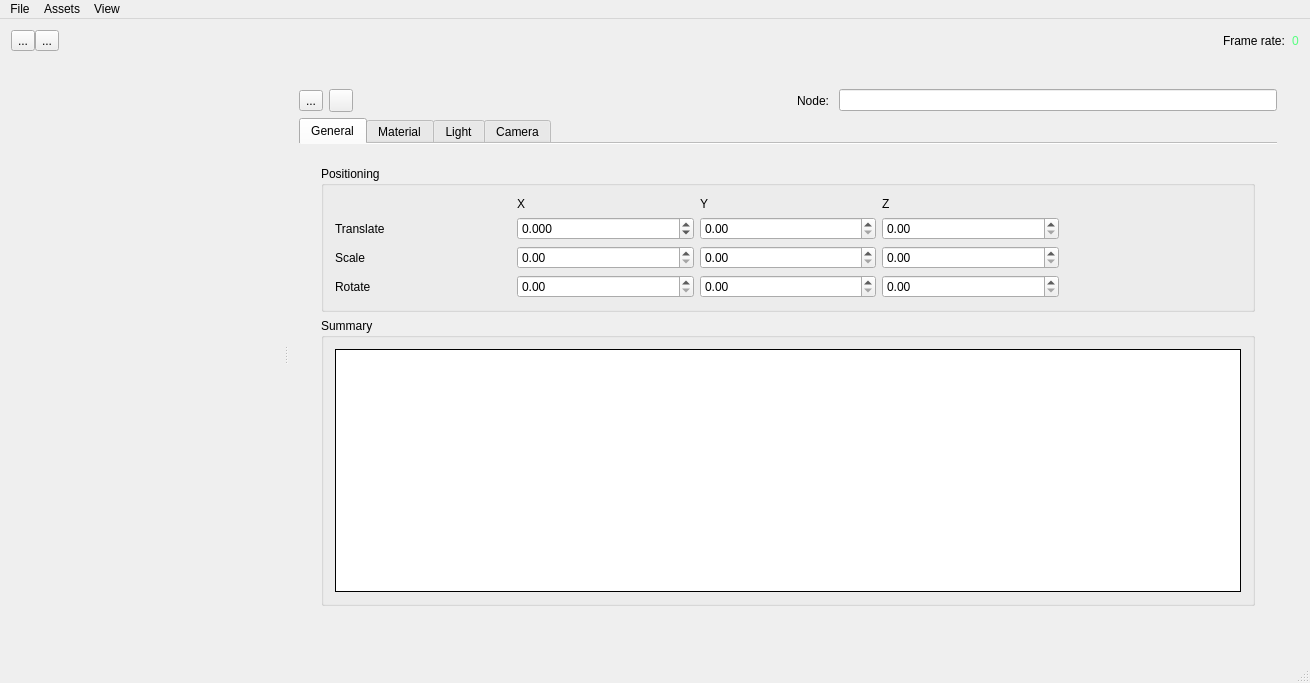
Qt form gui/window.ui (Toeplitz/poll_gl) before a commit.
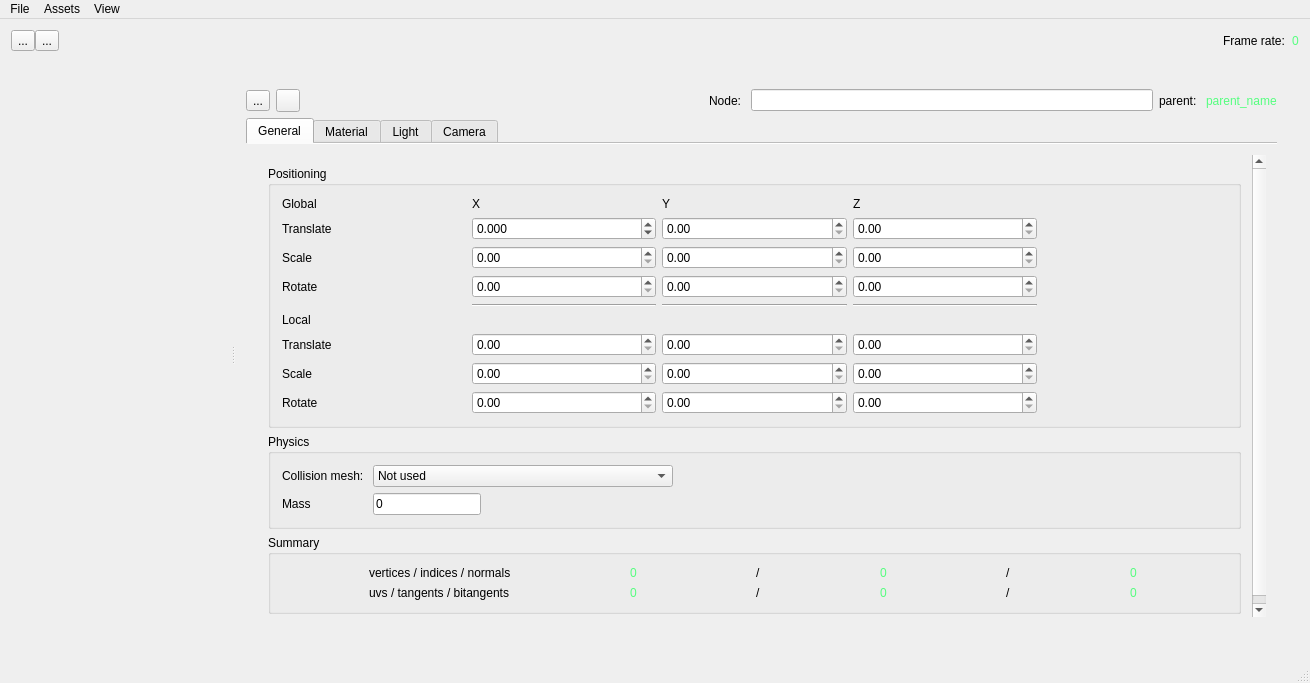
The same form after that commit. Icons and pictures are not drawn. Custom widgets are drawn as their Qt base class.

The edit to the form file:
```diff
--- a/gui/window.ui
+++ b/gui/window.ui
@@ -522,6 +522,23 @@
                <item>
                 <widget class="QLineEdit" name="ledit_node_name"/>
                </item>
+               <item>
+                <widget class="QLabel" name="label_10">
+                 <property name="text">
+                  <string>parent: </string>
+                 </property>
+                </widget>
+               </item>
+               <item>
+                <widget class="QLabel" name="label_11">
+                 <property name="styleSheet">
+                  <string notr="true">color: rgb(85, 255, 127);</string>
+                 </property>
+                 <property name="text">
+                  <string>parent_name</string>
+                 </property>
+                </widget>
+               </item>
               </layout>
              </item>
              <item>
@@ -555,6 +572,12 @@
                 <layout class="QVBoxLayout" name="verticalLayout_5">
                  <item>
                   <widget class="QScrollArea" name="scrollArea">
+                   <property name="sizePolicy">
+                    <sizepolicy hsizetype="MinimumExpanding" vsizetype="Preferred">
+                     <horstretch>0</horstretch>
+                     <verstretch>0</verstretch>
+                    </sizepolicy>
+                   </property>
                    <property name="contextMenuPolicy">
                     <enum>Qt::CustomContextMenu</enum>
                    </property>
@@ -567,6 +590,9 @@
                    <property name="lineWidth">
                     <number>0</number>
                    </property>
+                   <property name="verticalScrollBarPolicy">
+                    <enum>Qt::ScrollBarAlwaysOn</enum>
+                   </property>
                    <property name="widgetResizable">
                     <bool>true</bool>
                    </property>
@@ -574,11 +600,17 @@
                     <property name="geometry">
                      <rect>
                       <x>0</x>
-                      <y>0</y>
-                      <width>967</width>
-                      <height>454</height>
+                      <y>-43</y>
+                      <width>948</width>
+                      <height>497</height>
                      </rect>
                     </property>
+                    <property name="sizePolicy">
+                     <sizepolicy hsizetype="Preferred" vsizetype="Preferred">
+                      <horstretch>0</horstretch>
+                      <verstretch>0</verstretch>
+                     </sizepolicy>
+                    </property>
                     <property name="autoFillBackground">
                      <bool>true</bool>
                     </property>
@@ -598,41 +630,13 @@
                         <string>Positioning</string>
                        </property>
                        <layout class="QGridLayout" name="gridLayout">
-                        <item row="3" column="1">
-                         <widget class="QDoubleSpinBox" name="doubleSpinBox_7"/>
-                        </item>
-                        <item row="1" column="3">
-                         <widget class="QDoubleSpinBox" name="spin_translate_z"/>
-                        </item>
-                        <item row="3" column="0">
-                         <widget class="QLabel" name="label_4">
-                          <property name="text">
-                           <string>Rotate</string>
+                        <item row="4" column="1">
+                         <widget class="Line" name="line">
+                          <property name="orientation">
+                           <enum>Qt::Horizontal</enum>
                           </property>
                          </widget>
                         </item>
-                        <item row="3" column="2">
-                         <widget class="QDoubleSpinBox" name="doubleSpinBox_8"/>
-                        </item>
-                        <item row="2" column="2">
-                         <widget class="QDoubleSpinBox" name="doubleSpinBox_5"/>
-                        </item>
-                        <item row="2" column="3">
-                         <widget class="QDoubleSpinBox" name="doubleSpinBox_6"/>
-                        </item>
-                        <item row="1" column="2">
-                         <widget class="QDoubleSpinBox" name="spin_translate_y"/>
-                        </item>
-                        <item row="1" column="0">
-                         <widget class="QLabel" name="label_2">
-                          <property name="text">
-                           <string>Translate</string>
-                          </property>
-                         </widget>
-                        </item>
-                        <item row="2" column="1">
-                         <widget class="QDoubleSpinBox" name="doubleSpinBox_4"/>
-                        </item>
                         <item row="1" column="1">
                          <widget class="QDoubleSpinBox" name="spin_translate_x">
                           <property name="wrapping">
@@ -655,6 +659,41 @@
                           </property>
                          </widget>
                         </item>
+                        <item row="3" column="1">
+                         <widget class="QDoubleSpinBox" name="doubleSpinBox_7"/>
+                        </item>
+                        <item row="1" column="3">
+                         <widget class="QDoubleSpinBox" name="spin_translate_z"/>
+                        </item>
+                        <item row="3" column="0">
+                         <widget class="QLabel" name="label_4">
+                          <property name="text">
+                           <string>Rotate</string>
+                          </property>
+                         </widget>
+                        </item>
+                        <item row="3" column="2">
+                         <widget class="QDoubleSpinBox" name="doubleSpinBox_8"/>
+                        </item>
+                        <item row="2" column="2">
+                         <widget class="QDoubleSpinBox" name="doubleSpinBox_5"/>
+                        </item>
+                        <item row="1" column="0">
+                         <widget class="QLabel" name="label_2">
+                          <property name="text">
+                           <string>Translate</string>
+                          </property>
+                         </widget>
+                        </item>
+                        <item row="1" column="2">
+                         <widget class="QDoubleSpinBox" name="spin_translate_y"/>
+                        </item>
+                        <item row="2" column="3">
+                         <widget class="QDoubleSpinBox" name="doubleSpinBox_6"/>
+                        </item>
+                        <item row="2" column="1">
+                         <widget class="QDoubleSpinBox" name="doubleSpinBox_4"/>
+                        </item>
                         <item row="2" column="0">
                          <widget class="QLabel" name="label_3">
                           <property name="text">
@@ -662,6 +701,9 @@
                           </property>
                          </widget>
                         </item>
+                        <item row="3" column="3">
+                         <widget class="QDoubleSpinBox" name="doubleSpinBox_9"/>
+                        </item>
                         <item row="0" column="2">
                          <widget class="QLabel" name="label_6">
                           <property name="sizePolicy">
@@ -675,9 +717,6 @@
                           </property>
                          </widget>
                         </item>
-                        <item row="3" column="3">
-                         <widget class="QDoubleSpinBox" name="doubleSpinBox_9"/>
-                        </item>
                         <item row="0" column="1">
                          <widget class="QLabel" name="label_5">
                           <property name="text">
@@ -692,31 +731,352 @@
                           </property>
                          </widget>
                         </item>
+                        <item row="6" column="1">
+                         <widget class="QDoubleSpinBox" name="doubleSpinBox_16"/>
+                        </item>
+                        <item row="5" column="0">
+                         <widget class="QLabel" name="label_14">
+                          <property name="text">
+                           <string>Local</string>
+                          </property>
+                         </widget>
+                        </item>
+                        <item row="0" column="0">
+                         <widget class="QLabel" name="label_15">
+                          <property name="styleSheet">
+                           <string notr="true"/>
+                          </property>
+                          <property name="text">
+                           <string>Global</string>
+                          </property>
+                         </widget>
+                        </item>
+                        <item row="4" column="3">
+                         <widget class="Line" name="line_3">
+                          <property name="orientation">
+                           <enum>Qt::Horizontal</enum>
+                          </property>
+                         </widget>
+                        </item>
+                        <item row="4" column="2">
+                         <widget class="Line" name="line_2">
+                          <property name="orientation">
+                           <enum>Qt::Horizontal</enum>
+                          </property>
+                         </widget>
+                        </item>
+                        <item row="6" column="0">
+                         <widget class="QLabel" name="label_16">
+                          <property name="text">
+                           <string>Translate</string>
+                          </property>
+                         </widget>
+                        </item>
+                        <item row="4" column="0">
+                         <spacer name="verticalSpacer">
+                          <property name="orientation">
+                           <enum>Qt::Vertical</enum>
+                          </property>
+                          <property name="sizeHint" stdset="0">
+                           <size>
+                            <width>20</width>
+                            <height>40</height>
+                           </size>
+                          </property>
+                         </spacer>
+                        </item>
+                        <item row="6" column="3">
+                         <widget class="QDoubleSpinBox" name="doubleSpinBox_18"/>
+                        </item>
+                        <item row="6" column="2">
+                         <widget class="QDoubleSpinBox" name="doubleSpinBox_17"/>
+                        </item>
+                        <item row="7" column="0">
+                         <widget class="QLabel" name="label_17">
+                          <property name="text">
+                           <string>Scale</string>
+                          </property>
+                         </widget>
+                        </item>
+                        <item row="8" column="0">
+                         <widget class="QLabel" name="label_18">
+                          <property name="text">
+                           <string>Rotate</string>
+                          </property>
+                         </widget>
+                        </item>
+                        <item row="7" column="1">
+                         <widget class="QDoubleSpinBox" name="doubleSpinBox_19"/>
+                        </item>
+                        <item row="8" column="1">
+                         <widget class="QDoubleSpinBox" name="doubleSpinBox_20"/>
+                        </item>
+                        <item row="7" column="2">
+                         <widget class="QDoubleSpinBox" name="doubleSpinBox_21"/>
+                        </item>
+                        <item row="8" column="2">
+                         <widget class="QDoubleSpinBox" name="doubleSpinBox_22"/>
+                        </item>
+                        <item row="7" column="3">
+                         <widget class="QDoubleSpinBox" name="doubleSpinBox_23"/>
+                        </item>
+                        <item row="8" column="3">
+                         <widget class="QDoubleSpinBox" name="doubleSpinBox_24"/>
+                        </item>
+                       </layout>
+                      </widget>
+                     </item>
+                     <item>
+                      <widget class="QGroupBox" name="groupBox_3">
+                       <property name="title">
+                        <string>Physics</string>
+                       </property>
+                       <layout class="QFormLayout" name="formLayout">
+                        <property name="fieldGrowthPolicy">
+                         <enum>QFormLayout::AllNonFixedFieldsGrow</enum>
+                        </property>
+                        <item row="1" column="0">
+                         <widget class="QLabel" name="label_8">
+                          <property name="text">
+                           <string>Collision mesh: </string>
+                          </property>
+                         </widget>
+                        </item>
+                        <item row="1" column="1">
+                         <widget class="QComboBox" name="comboBox">
+                          <property name="sizePolicy">
+                           <sizepolicy hsizetype="Fixed" vsizetype="Fixed">
+                            <horstretch>0</horstretch>
+                            <verstretch>0</verstretch>
+                           </sizepolicy>
+                          </property>
+                          <property name="minimumSize">
+                           <size>
+                            <width>300</width>
+                            <height>0</height>
+                           </size>
+                          </property>
+                          <item>
+                           <property name="text">
+                            <string>Not used</string>
+                           </property>
+                          </item>
+                          <item>
+                           <property name="text">
+                            <string>Convex Hull</string>
+                           </property>
+                          </item>
+                          <item>
+                           <property name="text">
+                            <string>Box</string>
+                           </property>
+                          </item>
+                         </widget>
+                        </item>
+                        <item row="2" column="0">
+                         <widget class="QLabel" name="label_9">
+                          <property name="text">
+                           <string>Mass</string>
+                          </property>
+                         </widget>
+                        </item>
+                        <item row="2" column="1">
+                         <widget class="QLineEdit" name="lineEdit">
+                          <property name="sizePolicy">
+                           <sizepolicy hsizetype="Maximum" vsizetype="Fixed">
+                            <horstretch>0</horstretch>
+                            <verstretch>0</verstretch>
+                           </sizepolicy>
+                          </property>
+                          <property name="text">
+                           <string>0</string>
+                          </property>
+                         </widget>
+                        </item>
                        </layout>
                       </widget>
                      </item>
                      <item>
                       <widget class="QGroupBox" name="groupBox_2">
+                       <property name="sizePolicy">
+                        <sizepolicy hsizetype="MinimumExpanding" vsizetype="Preferred">
+                         <horstretch>0</horstretch>
+                         <verstretch>0</verstretch>
+                        </sizepolicy>
+                       </property>
                        <property name="title">
                         <string>Summary</string>
                        </property>
-                       <layout class="QVBoxLayout" name="verticalLayout_7">
-                        <item>
-                         <widget class="QTextEdit" name="tedit_summary">
-                          <property name="frameShape">
-                           <enum>QFrame::Box</enum>
+                       <layout class="QGridLayout" name="gridLayout_2">
+                        <property name="leftMargin">
+                         <number>9</number>
+                        </property>
+                        <property name="rightMargin">
+                         <number>9</number>
+                        </property>
+                        <property name="horizontalSpacing">
+                         <number>30</number>
+                        </property>
+                        <item row="1" column="5">
+                         <widget class="QLabel" name="label_26">
+                          <property name="text">
+                           <string>/</string>
                           </property>
-                          <property name="frameShadow">
-                           <enum>QFrame::Plain</enum>
+                         </widget>
+                        </item>
+                        <item row="0" column="2">
+                         <widget class="QLabel" name="label_13">
+                          <property name="sizePolicy">
+                           <sizepolicy hsizetype="Maximum" vsizetype="Preferred">
+                            <horstretch>0</horstretch>
+                            <verstretch>0</verstretch>
+                           </sizepolicy>
                           </property>
-                          <property name="readOnly">
-                           <bool>true</bool>
+                          <property name="styleSheet">
+                           <string notr="true">color: rgb(85, 255, 127);</string>
+                          </property>
+                          <property name="text">
+                           <string>0</string>
+                          </property>
+                         </widget>
+                        </item>
+                        <item row="0" column="0">
+                         <widget class="QLabel" name="label_20">
+                          <property name="sizePolicy">
+                           <sizepolicy hsizetype="Maximum" vsizetype="Preferred">
+                            <horstretch>0</horstretch>
+                            <verstretch>0</verstretch>
+                           </sizepolicy>
+                          </property>
+                          <property name="text">
+                           <string>vertices / indices / normals</string>
+                          </property>
+                         </widget>
+                        </item>
+                        <item row="0" column="4">
+                         <widget class="QLabel" name="label_19">
+                          <property name="sizePolicy">
+                           <sizepolicy hsizetype="Maximum" vsizetype="Preferred">
+                            <horstretch>0</horstretch>
+                            <verstretch>0</verstretch>
+                           </sizepolicy>
+                          </property>
+                          <property name="styleSheet">
+                           <string notr="true">color: rgb(85, 255, 127);</string>
+                          </property>
+                          <property name="text">
+                           <string>0</string>
+                          </property>
+                         </widget>
+                        </item>
+                        <item row="1" column="4">
+                         <widget class="QLabel" name="label_25">
+                          <property name="styleSheet">
+                           <string notr="true">color: rgb(85, 255, 127);</string>
+                          </property>
+                          <property name="text">
+                           <string>0</string>
+                          </property>
+                         </widget>
+                        </item>
+                        <item row="0" column="5">
+                         <widget class="QLabel" name="label_23">
+                          <property name="sizePolicy">
+                           <sizepolicy hsizetype="Maximum" vsizetype="Preferred">
+                            <horstretch>0</horstretch>
+                            <verstretch>0</verstretch>
+                           </sizepolicy>
+                          </property>
+                          <property name="text">
+                           <string>/</string>
+                          </property>
+                         </widget>
+                        </item>
+                        <item row="1" column="0">
+                         <widget class="QLabel" name="label_22">
+                          <property name="text">
+                           <string>uvs / tangents / bitangents</string>
+                          </property>
+                         </widget>
+                        </item>
+                        <item row="1" column="3">
+                         <widget class="QLabel" name="label_24">
+                          <property name="text">
+                           <string>/</string>
+                          </property>
+                         </widget>
+                        </item>
+                        <item row="0" column="3">
+                         <widget class="QLabel" name="label_21">
+                          <property name="sizePolicy">
+                           <sizepolicy hsizetype="Maximum" vsizetype="Preferred">
+                            <horstretch>0</horstretch>
+                            <verstretch>0</verstretch>
+                           </sizepolicy>
+                          </property>
+                          <property name="text">
+                           <string>/</string>
+                          </property>
+                         </widget>
+                        </item>
+                        <item row="1" column="6">
+                         <widget class="QLabel" name="label_28">
+                          <property name="sizePolicy">
+                           <sizepolicy hsizetype="Maximum" vsizetype="Preferred">
+                            <horstretch>0</horstretch>
+                            <verstretch>0</verstretch>
+                           </sizepolicy>
+                          </property>
+                          <property name="styleSheet">
+                           <string notr="true">color: rgb(85, 255, 127);</string>
+                          </property>
+                          <property name="text">
+                           <string>0</string>
+                          </property>
+                         </widget>
+                        </item>
+                        <item row="0" column="6">
+                         <widget class="QLabel" name="label_29">
+                          <property name="sizePolicy">
+                           <sizepolicy hsizetype="Maximum" vsizetype="Preferred">
+                            <horstretch>0</horstretch>
+                            <verstretch>0</verstretch>
+                           </sizepolicy>
+                          </property>
+                          <property name="styleSheet">
+                           <string notr="true">color: rgb(85, 255, 127);</string>
+                          </property>
+                          <property name="text">
+                           <string>0</string>
+                          </property>
+                         </widget>
+                        </item>
+                        <item row="1" column="2">
+                         <widget class="QLabel" name="label_27">
+                          <property name="styleSheet">
+                           <string notr="true">color: rgb(85, 255, 127);</string>
+                          </property>
+                          <property name="text">
+                           <string>0</string>
                           </property>
                          </widget>
                         </item>
                        </layout>
                       </widget>
                      </item>
+                     <item>
+                      <spacer name="verticalSpacer_2">
+                       <property name="orientation">
+                        <enum>Qt::Vertical</enum>
+                       </property>
+                       <property name="sizeHint" stdset="0">
+                        <size>
+                         <width>20</width>
+                         <height>40</height>
+                        </size>
+                       </property>
+                      </spacer>
+                     </item>
                     </layout>
                    </widget>
                   </widget>
```
